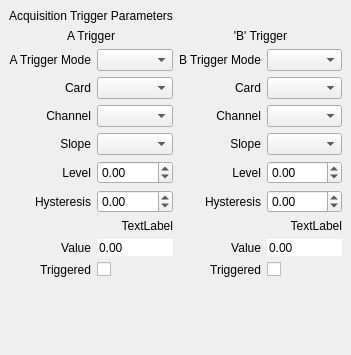
The window that source/qxrdacquisitiontriggerdialog.ui (guyjennings/qxrd) describes before a commit, drawn with Qt 5.
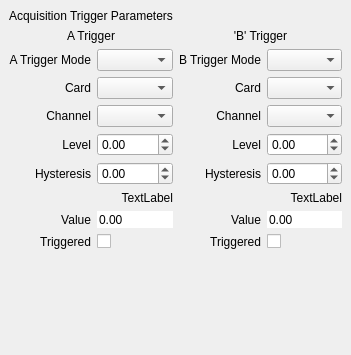
The same window after the commit.

What changed in the file:
```diff
--- a/source/qxrdacquisitiontriggerdialog.ui
+++ b/source/qxrdacquisitiontriggerdialog.ui
@@ -25,7 +25,7 @@
       </property>
      </widget>
     </item>
-    <item row="14" column="2">
+    <item row="13" column="2">
      <widget class="QLabel" name="label_17">
       <property name="text">
        <string>Triggered</string>
@@ -35,7 +35,7 @@
       </property>
      </widget>
     </item>
-    <item row="9" column="2">
+    <item row="8" column="2">
      <widget class="QLabel" name="label_13">
       <property name="text">
        <string>Level</string>
@@ -45,7 +45,7 @@
       </property>
      </widget>
     </item>
-    <item row="9" column="0">
+    <item row="8" column="0">
      <widget class="QLabel" name="label_12">
       <property name="text">
        <string>Level</string>
@@ -75,7 +75,7 @@
       </property>
      </widget>
     </item>
-    <item row="12" column="2">
+    <item row="11" column="2">
      <widget class="QLabel" name="label_16">
       <property name="text">
        <string>Value</string>
@@ -118,19 +118,6 @@
       </property>
      </widget>
     </item>
-    <item row="8" column="3">
-     <widget class="QComboBox" name="m_BTrigSlope"/>
-    </item>
-    <item row="8" column="2">
-     <widget class="QLabel" name="label_9">
-      <property name="text">
-       <string>Slope</string>
-      </property>
-      <property name="alignment">
-       <set>Qt::AlignRight|Qt::AlignTrailing|Qt::AlignVCenter</set>
-      </property>
-     </widget>
-    </item>
     <item row="3" column="0">
      <widget class="QLabel" name="label_3">
       <property name="text">
@@ -144,7 +131,7 @@
     <item row="6" column="3">
      <widget class="QComboBox" name="m_BTrigChan"/>
     </item>
-    <item row="9" column="1">
+    <item row="8" column="1">
      <widget class="QDoubleSpinBox" name="m_ATrigLevel">
       <property name="minimum">
        <double>-10.000000000000000</double>
@@ -157,7 +144,7 @@
       </property>
      </widget>
     </item>
-    <item row="12" column="0">
+    <item row="11" column="0">
      <widget class="QLabel" name="label_14">
       <property name="text">
        <string>Value</string>
@@ -170,7 +157,7 @@
     <item row="3" column="1">
      <widget class="QComboBox" name="m_ATrigCard"/>
     </item>
-    <item row="9" column="3">
+    <item row="8" column="3">
      <widget class="QDoubleSpinBox" name="m_BTrigLevel">
       <property name="minimum">
        <double>-10.000000000000000</double>
@@ -193,9 +180,6 @@
       </property>
      </widget>
     </item>
-    <item row="8" column="1">
-     <widget class="QComboBox" name="m_ATrigSlope"/>
-    </item>
     <item row="3" column="2">
      <widget class="QLabel" name="label_8">
       <property name="text">
@@ -206,40 +190,30 @@
       </property>
      </widget>
     </item>
-    <item row="8" column="0">
-     <widget class="QLabel" name="label_5">
+    <item row="13" column="3">
+     <widget class="QCheckBox" name="m_BTrigTriggered">
       <property name="text">
-       <string>Slope</string>
-      </property>
-      <property name="alignment">
-       <set>Qt::AlignRight|Qt::AlignTrailing|Qt::AlignVCenter</set>
-      </property>
-     </widget>
-    </item>
-    <item row="14" column="3">
-     <widget class="QCheckBox" name="m_BTrigCheck">
-      <property name="text">
        <string/>
       </property>
       <property name="checkable">
-       <bool>false</bool>
+       <bool>true</bool>
       </property>
      </widget>
     </item>
-    <item row="14" column="1">
-     <widget class="QCheckBox" name="m_ATrigCheck">
+    <item row="13" column="1">
+     <widget class="QCheckBox" name="m_ATrigTriggered">
       <property name="text">
        <string/>
       </property>
       <property name="checkable">
-       <bool>false</bool>
+       <bool>true</bool>
       </property>
      </widget>
     </item>
     <item row="3" column="3">
      <widget class="QComboBox" name="m_BTrigCard"/>
     </item>
-    <item row="15" column="0" colspan="4">
+    <item row="14" column="0" colspan="4">
      <spacer name="verticalSpacer">
       <property name="orientation">
        <enum>Qt::Vertical</enum>
@@ -252,7 +226,7 @@
       </property>
      </spacer>
     </item>
-    <item row="14" column="0">
+    <item row="13" column="0">
      <widget class="QLabel" name="label_15">
       <property name="text">
        <string>Triggered</string>
@@ -269,7 +243,7 @@
       </property>
      </widget>
     </item>
-    <item row="12" column="1">
+    <item row="11" column="1">
      <widget class="QDoubleSpinBox" name="m_ATrigValue">
       <property name="frame">
        <bool>false</bool>
@@ -291,7 +265,7 @@
       </property>
      </widget>
     </item>
-    <item row="12" column="3">
+    <item row="11" column="3">
      <widget class="QDoubleSpinBox" name="m_BTrigValue">
       <property name="frame">
        <bool>false</bool>
@@ -313,7 +287,7 @@
       </property>
      </widget>
     </item>
-    <item row="11" column="0" colspan="2">
+    <item row="10" column="0" colspan="2">
      <widget class="QLabel" name="m_ATrigChanName">
       <property name="text">
        <string>TextLabel</string>
@@ -323,7 +297,7 @@
       </property>
      </widget>
     </item>
-    <item row="11" column="2" colspan="2">
+    <item row="10" column="2" colspan="2">
      <widget class="QLabel" name="m_BTrigChanName">
       <property name="text">
        <string>TextLabel</string>
@@ -333,7 +307,7 @@
       </property>
      </widget>
     </item>
-    <item row="10" column="0">
+    <item row="9" column="0">
      <widget class="QLabel" name="label_18">
       <property name="text">
        <string>Hysteresis</string>
@@ -343,7 +317,7 @@
       </property>
      </widget>
     </item>
-    <item row="10" column="1">
+    <item row="9" column="1">
      <widget class="QDoubleSpinBox" name="m_ATrigHysteresis">
       <property name="minimum">
        <double>-10.000000000000000</double>
@@ -356,7 +330,7 @@
       </property>
      </widget>
     </item>
-    <item row="10" column="2">
+    <item row="9" column="2">
      <widget class="QLabel" name="label_19">
       <property name="text">
        <string>Hysteresis</string>
@@ -366,7 +340,7 @@
       </property>
      </widget>
     </item>
-    <item row="10" column="3">
+    <item row="9" column="3">
      <widget class="QDoubleSpinBox" name="m_BTrigHysteresis">
       <property name="minimum">
        <double>-10.000000000000000</double>
```
